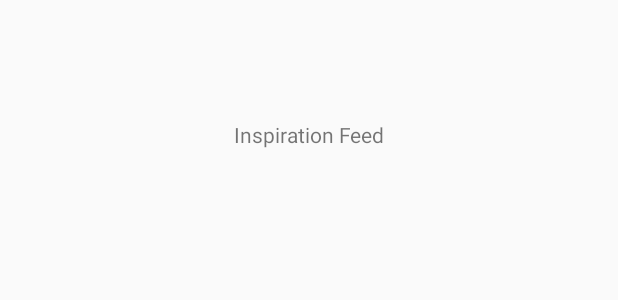
After one commit to rushlet/ci360-mobile-app, an Android app: the layout activity_inspiration_feed.xml on its own in the app's theme, with its tools: preview values and no code run, on a phone screen of 412 x 824 dp. The commit adds this screen. Shown: the top 300 px of the screen. Run offline under Robolectric (Android 15) with nearby library versions, the phone set to English and light mode, and no system bars.

Commit message:
chage page with nav (nav not showing on new page)

```diff
--- a/app/build.gradle
+++ b/app/build.gradle
@@ -32,6 +32,6 @@ dependencies {
     compile 'com.android.support:appcompat-v7:26.+'
     compile 'com.android.support.constraint:constraint-layout:1.0.2'
     compile 'com.github.darsh2:MultipleImageSelect:v0.0.4'
+    compile 'com.squareup.picasso:picasso:2.5.2'
     testCompile 'junit:junit:4.12'
-    compile 'com.squareup.picasso:picasso:2.5.2'
 }
--- a/app/src/main/AndroidManifest.xml
+++ b/app/src/main/AndroidManifest.xml
@@ -39,7 +39,9 @@
                 <category android:name="android.intent.category.DEFAULT" />
             </intent-filter>
         </activity>
-        <activity android:name=".Favourite"></activity>
+        <activity android:name=".Favourite" />
+        <activity android:name=".InspirationFeed" />
+        <activity android:name=".Timeline"></activity>
     </application>
 
 </manifest>
--- /dev/null
+++ b/app/src/main/res/layout/activity_inspiration_feed.xml
@@ -0,0 +1,43 @@
+<?xml version="1.0" encoding="utf-8"?>
+<android.support.v4.widget.DrawerLayout
+    xmlns:android="http://schemas.android.com/apk/res/android"
+    xmlns:tools="http://schemas.android.com/tools"
+    android:id="@+id/drawer_layout"
+    android:layout_width="match_parent"
+    android:layout_height="match_parent">
+
+    <android.support.constraint.ConstraintLayout xmlns:android="http://schemas.android.com/apk/res/android"
+        xmlns:app="http://schemas.android.com/apk/res-auto"
+        xmlns:tools="http://schemas.android.com/tools"
+        android:layout_width="match_parent"
+        android:layout_height="match_parent"
+        tools:context="uk.ac.brighton.rlr17uni.inspirgram.InspirationFeed">
+
+        <TextView
+            android:id="@+id/intro"
+            android:layout_width="wrap_content"
+            android:layout_height="wrap_content"
+            android:layout_marginLeft="8dp"
+            android:layout_marginRight="8dp"
+            android:layout_marginTop="80dp"
+            android:gravity="center"
+            android:text="Inspiration Feed"
+            app:layout_constraintLeft_toLeftOf="parent"
+            app:layout_constraintRight_toRightOf="parent"
+            app:layout_constraintTop_toTopOf="parent"
+            android:layout_marginStart="8dp"
+            android:layout_marginEnd="8dp" />
+
+
+    </android.support.constraint.ConstraintLayout>
+
+
+    <ListView
+        android:id="@+id/navList"
+        android:layout_width="200dp"
+        android:layout_height="match_parent"
+        android:layout_gravity="left|start"
+        android:background="#ffeeeeee"/>
+
+
+</android.support.v4.widget.DrawerLayout>
```
Also changed, not shown: app/src/main/java/uk/ac/brighton/rlr17uni/inspirgram/InspirationFeed.java (added, +13 -0 lines), app/src/main/java/uk/ac/brighton/rlr17uni/inspirgram/MainActivity.java (+15 -2 lines), app/src/main/java/uk/ac/brighton/rlr17uni/inspirgram/Timeline.java (added, +13 -0 lines), app/src/main/res/layout/activity_timeline.xml (added, +43 -0 lines).
